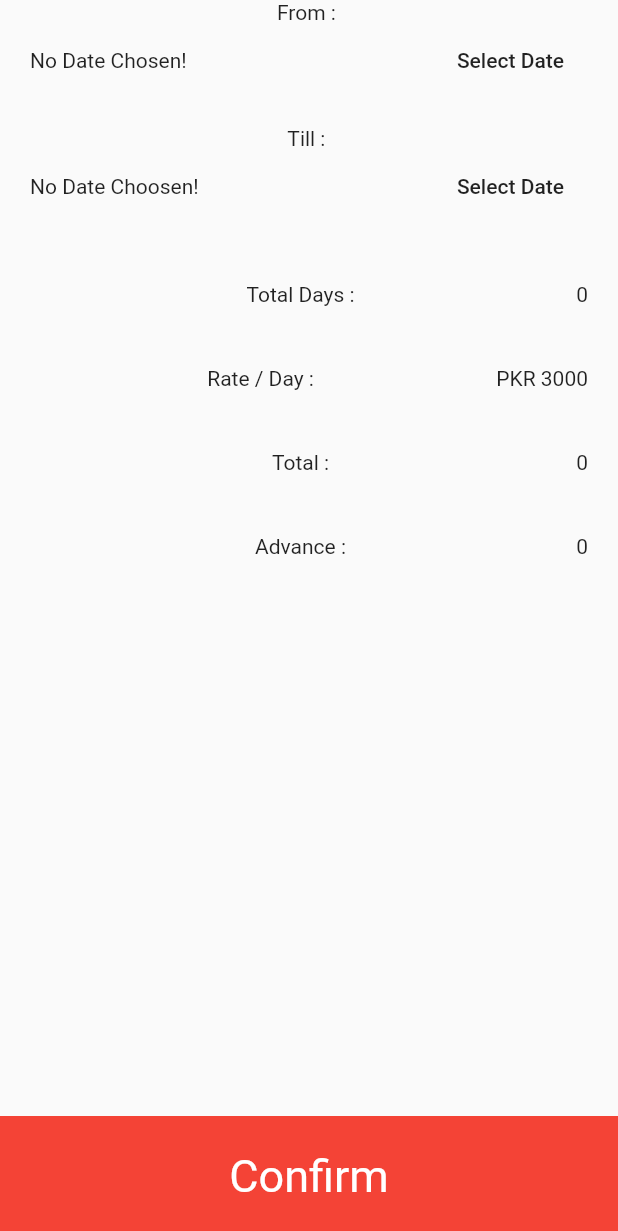
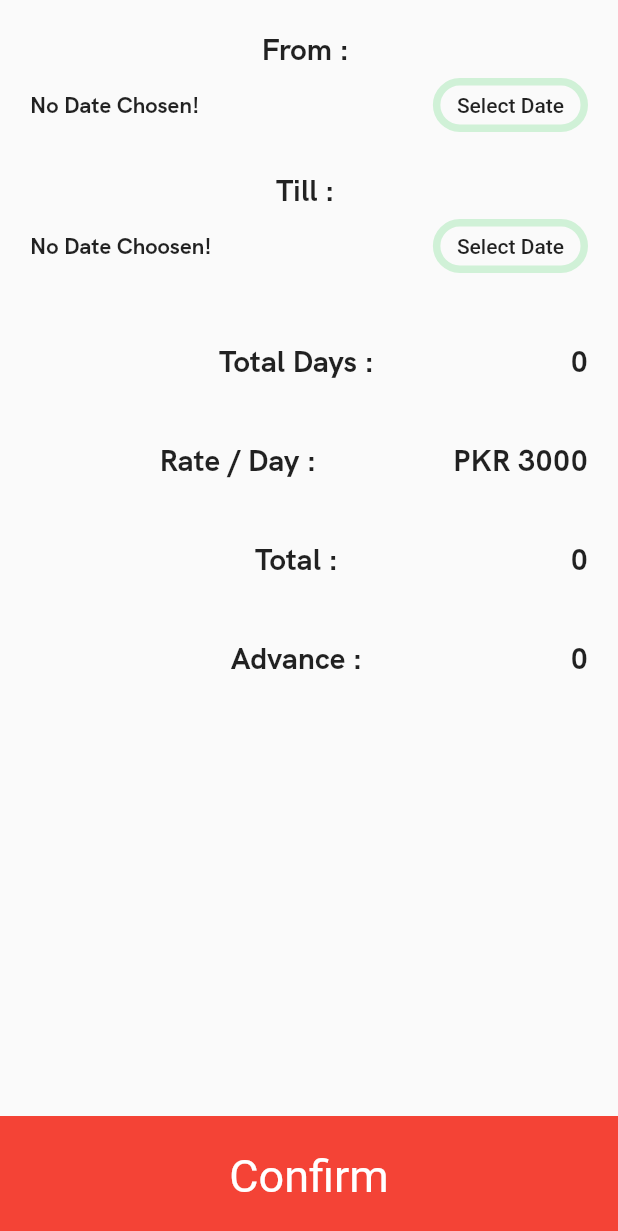
Before and after one commit to AasharWahla/car_rental, a Flutter app: the BookNow widget shown alone on an empty page, opened directly with sample values from the repository, on a phone screen of 412 x 824 dp. Shown: the top 1231 px of the screen. Run offline on Flutter 3.47's test engine with Material 2 defaults, Android fonts, the phone set to English and light mode, and no system bars.

```diff
--- a/lib/screens/carDisplay_screen.dart
+++ b/lib/screens/carDisplay_screen.dart
@@ -18,6 +18,12 @@ class _CarDisplayState extends State<CarDisplay> {
       builder: (_) {
         return BookNow(currentCar: car,);
       },
+      shape: RoundedRectangleBorder(
+        borderRadius: BorderRadius.only(
+          topLeft: Radius.circular(30),
+          topRight: Radius.circular(30),
+        )
+      )
     );
   }
 
--- a/lib/widgets/booknow.dart
+++ b/lib/widgets/booknow.dart
@@ -17,11 +17,11 @@ class _BookNowState extends State<BookNow> {
       initialDate: DateTime.now(),
       firstDate: DateTime(2000),
       lastDate: DateTime(2030),
-    ).then((selectedDate){
-      if(selectedDate == null){
+    ).then((selectedDate) {
+      if (selectedDate == null) {
         return;
       } else {
-        if(check == 'from'){
+        if (check == 'from') {
           setState(() {
             _fromSelectedDate = selectedDate;
           });
@@ -33,6 +33,7 @@ class _BookNowState extends State<BookNow> {
       }
     });
   }
+
   DateTime _fromSelectedDate;
   DateTime _tillSelectedDate;
   @override
@@ -44,19 +45,29 @@ class _BookNowState extends State<BookNow> {
             padding: const EdgeInsets.symmetric(horizontal: 20),
             child: Column(
               children: <Widget>[
-                Text('From : '),
+                SizedBox(
+                  height: 20,
+                ),
+                Text(
+                  'From : ',
+                  style: TextStyle(fontFamily: 'HKGrotesk', fontSize: 20),
+                ),
                 Row(
                   mainAxisAlignment: MainAxisAlignment.spaceBetween,
                   children: <Widget>[
                     Text(
                       _fromSelectedDate == null
                           ? 'No Date Chosen!'
-                          : 'Picked Date: ${DateFormat('dd/MM/yyyy').format(_fromSelectedDate)}',
+                          : '${DateFormat('dd/MM/yyyy').format(_fromSelectedDate)}',
+                      style: TextStyle(fontFamily: 'HKGrotesk', fontSize: 15),
                     ),
                     FlatButton(
                       onPressed: () {
                         dateTimePicker('from');
                       },
+                      shape: RoundedRectangleBorder(
+                          borderRadius: BorderRadius.circular(25),
+                          side: BorderSide(color: Color(0xFFd0f1d7), width: 5)),
                       child: Text('Select Date'),
                     ),
                   ],
@@ -68,18 +79,28 @@ class _BookNowState extends State<BookNow> {
             padding: const EdgeInsets.all(20),
             child: Column(
               children: <Widget>[
-                Text('Till : '),
+                Text(
+                  'Till : ',
+                  style: TextStyle(fontFamily: 'HKGrotesk', fontSize: 20),
+                ),
                 Row(
                   mainAxisAlignment: MainAxisAlignment.spaceBetween,
                   children: <Widget>[
                     Text(
                       _tillSelectedDate == null
                           ? "No Date Choosen!"
-                          : "Picked Date : ${DateFormat('dd/MM/yyyy').format(_tillSelectedDate)}"
+                          : "${DateFormat('dd/MM/yyyy').format(_tillSelectedDate)}",
+                      style: TextStyle(fontFamily: 'HKGrotesk', fontSize: 15),
                     ),
-                    FlatButton(onPressed: (){
-                      dateTimePicker("till");
-                    }, child: Text('Select Date'))
+                    FlatButton(
+                      onPressed: () {
+                        dateTimePicker("till");
+                      },
+                      child: Text('Select Date'),
+                      shape: RoundedRectangleBorder(
+                          borderRadius: BorderRadius.circular(25),
+                          side: BorderSide(color: Color(0xFFd0f1d7), width: 5)),
+                    )
                   ],
                 ),
               ],
@@ -91,11 +112,18 @@ class _BookNowState extends State<BookNow> {
               mainAxisAlignment: MainAxisAlignment.spaceBetween,
               children: <Widget>[
                 Container(),
-                Text('Total Days : '),
                 Text(
-                    _tillSelectedDate != null
-                        ? _tillSelectedDate.difference(_fromSelectedDate).inDays.toString()
-                        : '0'
+                  'Total Days : ',
+                  style: TextStyle(fontFamily: 'HKGrotesk', fontSize: 20),
+                ),
+                Text(
+                  _tillSelectedDate != null && _fromSelectedDate != null
+                      ? _tillSelectedDate
+                          .difference(_fromSelectedDate)
+                          .inDays
+                          .toString()
+                      : '0',
+                  style: TextStyle(fontFamily: 'HKGrotesk', fontSize: 20),
                 ),
               ],
             ),
@@ -106,8 +134,14 @@ class _BookNowState extends State<BookNow> {
               mainAxisAlignment: MainAxisAlignment.spaceBetween,
               children: <Widget>[
                 Container(),
-                Text('Rate / Day : '),
-                Text(widget.currentCar.carRate.toString()),
+                Text(
+                  'Rate / Day : ',
+                  style: TextStyle(fontFamily: 'HKGrotesk', fontSize: 20),
+                ),
+                Text(
+                  widget.currentCar.carRate.toString(),
+                  style: TextStyle(fontFamily: 'HKGrotesk', fontSize: 20),
+                ),
               ],
             ),
           ),
@@ -117,10 +151,21 @@ class _BookNowState extends State<BookNow> {
               mainAxisAlignment: MainAxisAlignment.spaceBetween,
               children: <Widget>[
                 Container(),
-                Text('Total : '),
-                Text(_tillSelectedDate != null
-                    ? (_tillSelectedDate.difference(_fromSelectedDate).inDays*double.parse(widget.currentCar.carRate.substring(3))).toString()
-                    : '0'),
+                Text(
+                  'Total : ',
+                  style: TextStyle(fontFamily: 'HKGrotesk', fontSize: 20),
+                ),
+                Text(
+                  _tillSelectedDate != null && _fromSelectedDate != null
+                      ? (_tillSelectedDate
+                                  .difference(_fromSelectedDate)
+                                  .inDays *
+                              double.parse(
+                                  widget.currentCar.carRate.substring(3)))
+                          .toString()
+                      : '0',
+                  style: TextStyle(fontFamily: 'HKGrotesk', fontSize: 20),
+                ),
               ],
             ),
           ),
@@ -130,8 +175,22 @@ class _BookNowState extends State<BookNow> {
               mainAxisAlignment: MainAxisAlignment.spaceBetween,
               children: <Widget>[
                 Container(),
-                Text('Advance : '),
-                Text('0'),
+                Text(
+                  'Advance : ',
+                  style: TextStyle(fontFamily: 'HKGrotesk', fontSize: 20),
+                ),
+                Text(
+                  _tillSelectedDate != null && _fromSelectedDate != null
+                      ? ((_tillSelectedDate
+                                      .difference(_fromSelectedDate)
+                                      .inDays *
+                                  double.parse(
+                                      widget.currentCar.carRate.substring(3))) *
+                              .09)
+                          .toString()
+                      : '0',
+                  style: TextStyle(fontFamily: 'HKGrotesk', fontSize: 20),
+                ),
               ],
             ),
           ),
```
